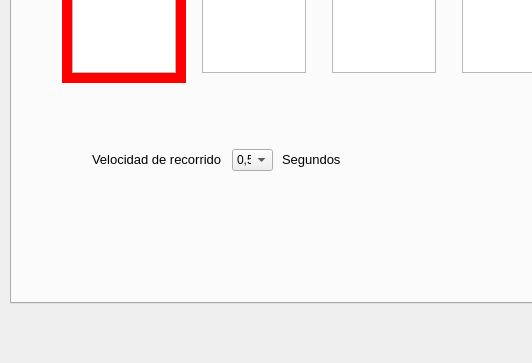
This is Software Design/Motriz/mainwindow.ui in DesarrolloBCI-UTN/Impresora as Qt 5 draws it before an edit; both pictures show x 0 to 532 and y 216 to 579 of the 904 by 579 pixel window. The edited form follows.
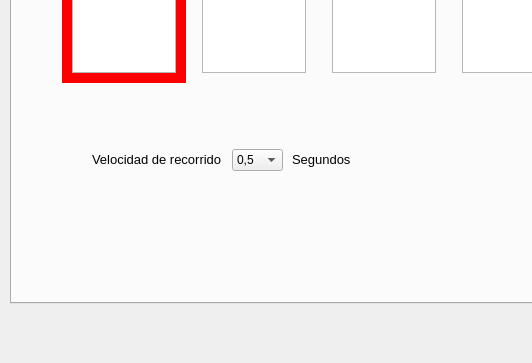
This is the edited form. Icons and pictures are not drawn.

Commit message: Actualizo ComboBox

```diff
--- a/Software Design/Motriz/mainwindow.ui
+++ b/Software Design/Motriz/mainwindow.ui
@@ -364,7 +364,7 @@
        <rect>
         <x>220</x>
         <y>310</y>
-        <width>41</width>
+        <width>51</width>
         <height>22</height>
        </rect>
       </property>
@@ -435,7 +435,7 @@
      <widget class="QLabel" name="label_2">
       <property name="geometry">
        <rect>
-        <x>270</x>
+        <x>280</x>
         <y>310</y>
         <width>61</width>
         <height>21</height>
```
Left out of the diff: 11 changed lines with no effect on the pictures. The commit also changes 1 other file.
